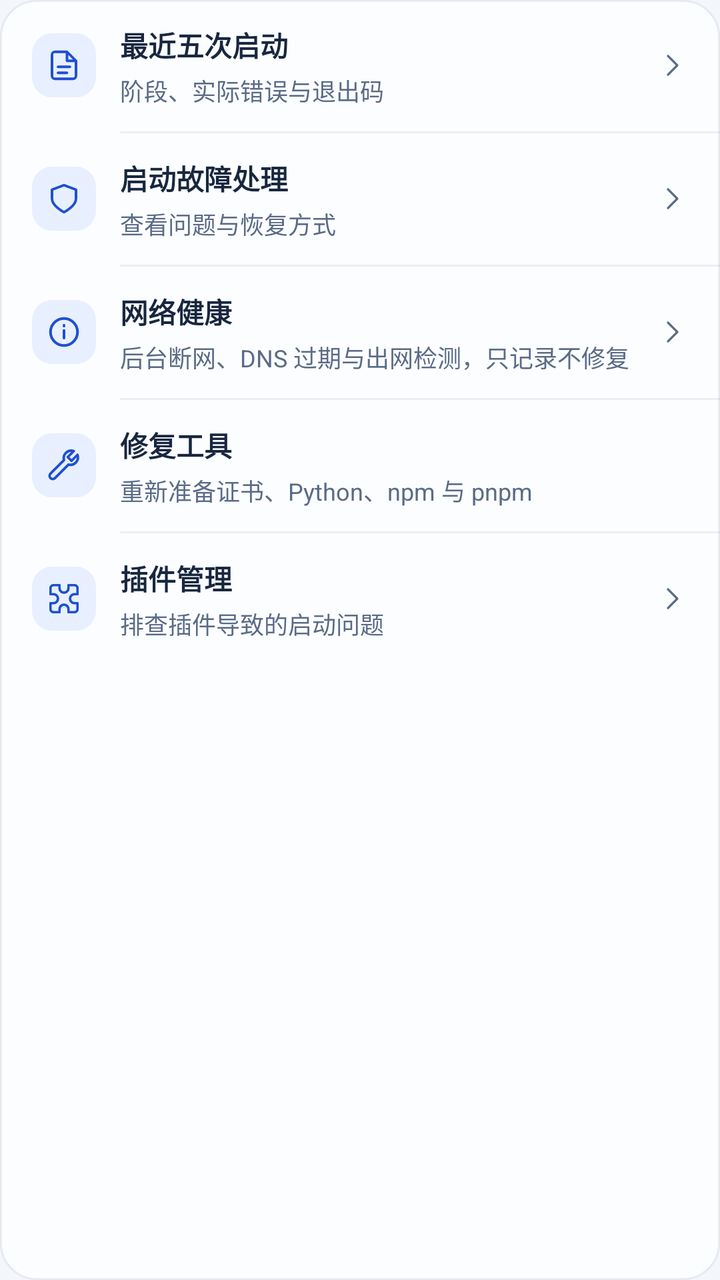
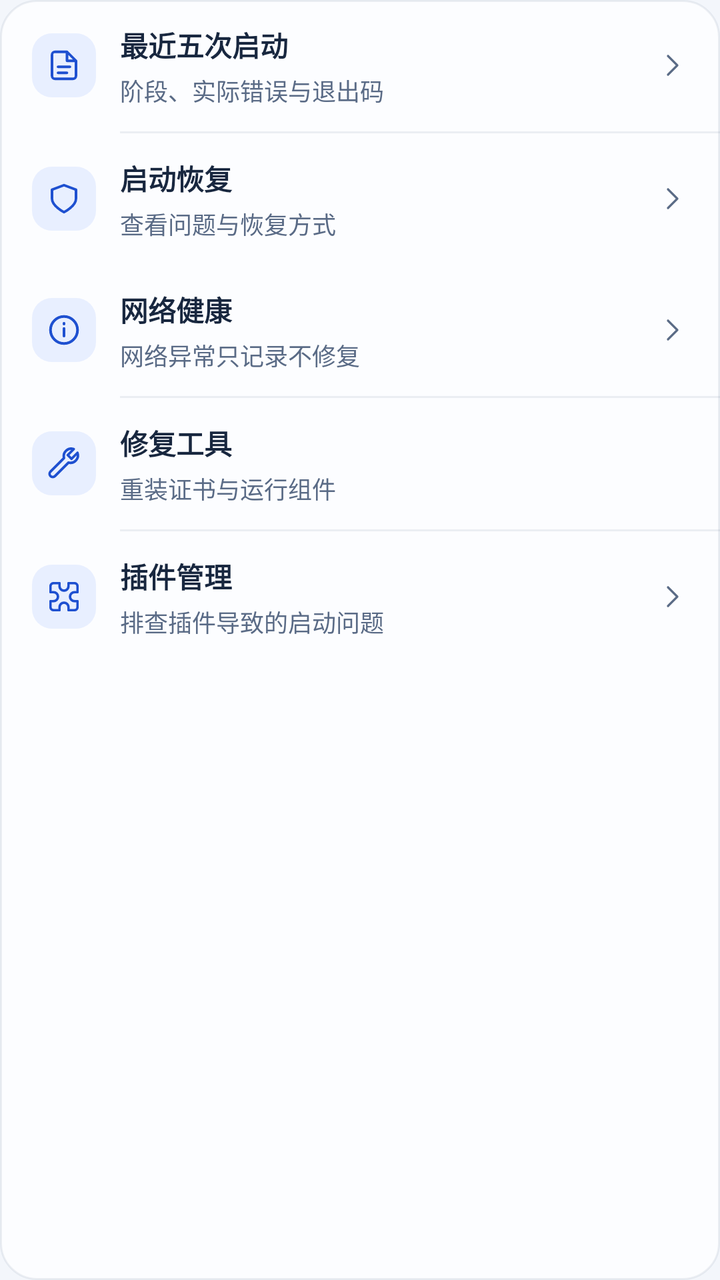

An Android layout rendered at two revisions. The XML below is the earlier revision; the diff shows what the commit changed to produce the second picture.
<!-- AndroidManifest.xml: application theme Theme.DeepseekHarness -->
<!-- res/layout/diagnostic_tools.xml -->
<?xml version="1.0" encoding="utf-8"?>
<LinearLayout xmlns:android="http://schemas.android.com/apk/res/android" xmlns:app="http://schemas.android.com/apk/res-auto" style="@style/ShellCard" android:layout_width="match_parent" android:layout_height="wrap_content" android:orientation="vertical">
  <LinearLayout android:id="@+id/diagnostic_history" style="@style/ShellRow" android:layout_width="match_parent" android:layout_height="wrap_content">
    <ImageView style="@style/ShellRowIcon" android:layout_width="@dimen/shell_row_icon" android:layout_height="@dimen/shell_row_icon" android:contentDescription="@null" android:src="@drawable/ic_recovery_document" />
    <LinearLayout android:layout_width="0dp" android:layout_height="wrap_content" android:layout_marginStart="12dp" android:layout_weight="1" android:orientation="vertical">
      <TextView style="@style/ShellRowTitle" android:layout_width="match_parent" android:layout_height="wrap_content" android:text="@string/ui134_recent_startups" />
      <TextView style="@style/ShellRowSub" android:layout_width="match_parent" android:layout_height="wrap_content" android:layout_marginTop="4dp" android:text="@string/ui134_recent_startups_sub" />
    </LinearLayout>
    <ImageView android:layout_width="@dimen/shell_row_chevron" android:layout_height="@dimen/shell_row_chevron" android:contentDescription="@null" android:importantForAccessibility="no" android:src="@drawable/ic_ui2_chevron" app:tint="@color/shell_text_muted" />
  </LinearLayout>
  <View style="@style/ShellDivider" android:layout_marginStart="60dp" />
  <LinearLayout android:id="@+id/diagnostic_recovery" style="@style/ShellRow" android:layout_width="match_parent" android:layout_height="wrap_content">
    <ImageView style="@style/ShellRowIcon" android:layout_width="@dimen/shell_row_icon" android:layout_height="@dimen/shell_row_icon" android:contentDescription="@null" android:src="@drawable/ic_recovery_shield" />
    <LinearLayout android:layout_width="0dp" android:layout_height="wrap_content" android:layout_marginStart="12dp" android:layout_weight="1" android:orientation="vertical">
      <TextView style="@style/ShellRowTitle" android:layout_width="match_parent" android:layout_height="wrap_content" android:text="@string/ui134_startup_recovery" />
      <TextView style="@style/ShellRowSub" android:layout_width="match_parent" android:layout_height="wrap_content" android:layout_marginTop="4dp" android:text="@string/ui134_startup_recovery_sub" />
    </LinearLayout>
    <ImageView android:layout_width="@dimen/shell_row_chevron" android:layout_height="@dimen/shell_row_chevron" android:contentDescription="@null" android:importantForAccessibility="no" android:src="@drawable/ic_ui2_chevron" app:tint="@color/shell_text_muted" />
  </LinearLayout>
  <View style="@style/ShellDivider" android:layout_marginStart="60dp" />
  <LinearLayout android:id="@+id/diagnostic_network" style="@style/ShellRow" android:layout_width="match_parent" android:layout_height="wrap_content">
    <ImageView style="@style/ShellRowIcon" android:layout_width="@dimen/shell_row_icon" android:layout_height="@dimen/shell_row_icon" android:contentDescription="@null" android:src="@drawable/ic_onb_info" />
    <LinearLayout android:layout_width="0dp" android:layout_height="wrap_content" android:layout_marginStart="12dp" android:layout_weight="1" android:orientation="vertical">
      <TextView style="@style/ShellRowTitle" android:layout_width="match_parent" android:layout_height="wrap_content" android:text="@string/nh_title" />
      <TextView style="@style/ShellRowSub" android:layout_width="match_parent" android:layout_height="wrap_content" android:layout_marginTop="4dp" android:text="@string/nh_sub" />
    </LinearLayout>
    <ImageView android:layout_width="@dimen/shell_row_chevron" android:layout_height="@dimen/shell_row_chevron" android:contentDescription="@null" android:importantForAccessibility="no" android:src="@drawable/ic_ui2_chevron" app:tint="@color/shell_text_muted" />
  </LinearLayout>
  <View style="@style/ShellDivider" android:layout_marginStart="60dp" />
  <LinearLayout android:id="@+id/diagnostic_repair" style="@style/ShellRow" android:layout_width="match_parent" android:layout_height="wrap_content">
    <ImageView style="@style/ShellRowIcon" android:layout_width="@dimen/shell_row_icon" android:layout_height="@dimen/shell_row_icon" android:contentDescription="@null" android:src="@drawable/ic_recovery_wrench" />
    <LinearLayout android:layout_width="0dp" android:layout_height="wrap_content" android:layout_marginStart="12dp" android:layout_weight="1" android:orientation="vertical">
      <TextView style="@style/ShellRowTitle" android:layout_width="match_parent" android:layout_height="wrap_content" android:text="@string/ui_m0060" />
      <TextView style="@style/ShellRowSub" android:layout_width="match_parent" android:layout_height="wrap_content" android:layout_marginTop="4dp" android:text="@string/diag248_repair_sub" />
    </LinearLayout>
  </LinearLayout>
  <View style="@style/ShellDivider" android:layout_marginStart="60dp" />
  <LinearLayout android:id="@+id/diagnostic_plugins" style="@style/ShellRow" android:layout_width="match_parent" android:layout_height="wrap_content">
    <ImageView style="@style/ShellRowIcon" android:layout_width="@dimen/shell_row_icon" android:layout_height="@dimen/shell_row_icon" android:contentDescription="@null" android:src="@drawable/ic_plugins" />
    <LinearLayout android:layout_width="0dp" android:layout_height="wrap_content" android:layout_marginStart="12dp" android:layout_weight="1" android:orientation="vertical">
      <TextView style="@style/ShellRowTitle" android:layout_width="match_parent" android:layout_height="wrap_content" android:text="@string/diag248_plugins" />
      <TextView style="@style/ShellRowSub" android:layout_width="match_parent" android:layout_height="wrap_content" android:layout_marginTop="4dp" android:text="@string/diag248_plugins_sub" />
    </LinearLayout>
    <ImageView android:layout_width="@dimen/shell_row_chevron" android:layout_height="@dimen/shell_row_chevron" android:contentDescription="@null" android:importantForAccessibility="no" android:src="@drawable/ic_ui2_chevron" app:tint="@color/shell_text_muted" />
  </LinearLayout>
</LinearLayout>
<!-- resources referenced by this layout -->
<resources>
  <color name="shell_text_muted">#5A6B86</color>
  <dimen name="shell_row_chevron">16dp</dimen>
  <dimen name="shell_row_icon">32dp</dimen>
  <string name="diag248_plugins">插件管理</string>
  <string name="diag248_plugins_sub">排查插件导致的启动问题</string>
  <string name="diag248_repair_sub">重新准备证书、Python、npm 与 pnpm</string>
  <string name="nh_sub">后台断网、DNS 过期与出网检测，只记录不修复</string>
  <string name="nh_title">网络健康</string>
  <string name="ui134_recent_startups">最近五次启动</string>
  <string name="ui134_recent_startups_sub">阶段、实际错误与退出码</string>
  <string name="ui134_startup_recovery">启动故障处理</string>
  <string name="ui134_startup_recovery_sub">查看问题与恢复方式</string>
  <string name="ui_m0060" formatted="false">"修复工具"</string>
  <style name="Theme.DeepseekHarness" parent="Theme.DSHA.Base">
          <item name="android:windowLightStatusBar">true</item>
      </style>
  <color name="text">#18273F</color>
  <dimen name="shell_row_pad_h">16dp</dimen>
  <color name="shell_line">#131D3A60</color>
  <dimen name="shell_row_min_height">56dp</dimen>
  <dimen name="shell_row_pad_v">12dp</dimen>
  <dimen name="shell_row_icon_pad">7dp</dimen>
  <dimen name="shell_row_sub">12sp</dimen>
  <dimen name="shell_row_title">14sp</dimen>
  <color name="shell_text">#18273F</color>
  <dimen name="shell_launch_radius_card">18dp</dimen>
  <color name="text_secondary">#50617A</color>
  <color name="line">#131D3A60</color>
  <color name="err">#AF404B</color>
  <color name="error_on">#FFFFFF</color>
  <color name="text_muted">#5A6B86</color>
  <style name="Widget.DSHA.Switch" parent="Widget.Material3.CompoundButton.MaterialSwitch">
          <item name="android:textColor">@color/button_text</item>
      </style>
  <color name="pal_standard_primary">#1E50D0</color>
  <color name="pal_standard_primary_dark">#1A46B8</color>
  <color name="pal_standard_accent_on">#FFFFFF</color>
  <color name="pal_standard_ripple">#141E50D0</color>
  <color name="pal_standard_logo_top">#E8EFFF</color>
  <color name="pal_standard_terminal_accent">#1E50D0</color>
  <color name="pal_standard_terminal_accent_bg">#E8EFFF</color>
  <color name="pal_standard_terminal_accent_soft_2">#DBE7FF</color>
  <color name="pal_standard_terminal_accent_line">#B9CCF4</color>
  <color name="pal_standard_terminal_on_accent">#FFFFFF</color>
  <color name="pal_standard_terminal_ripple">#1F1E50D0</color>
  <color name="pal_standard_terminal_state_idle">#1E50D0</color>
  <color name="pal_standard_shell_accent">#1E50D0</color>
  <color name="pal_standard_shell_accent_soft">#141E50D0</color>
  <color name="pal_standard_shell_accent_tonal">#1F1E50D0</color>
  <color name="pal_standard_shell_on_accent">#FFFFFF</color>
  <color name="pal_standard_shell_nav_ripple">#141E50D0</color>
  <color name="pal_standard_onb_accent_line">#471E50D0</color>
  <color name="pal_standard_surface">#F3F6FB</color>
  <color name="pal_standard_card">#FCFDFF</color>
  <color name="pal_standard_raised">#E7EDF6</color>
  <color name="pal_standard_disabled">#E7EDF6</color>
  <color name="pal_standard_preview">#E7EDF6</color>
  <color name="pal_standard_shell_bg">#F3F6FB</color>
  <color name="pal_standard_shell_surface">#FCFDFF</color>
  <color name="pal_standard_shell_raised">#E7EDF6</color>
  <color name="pal_standard_shell_nav_bg">#FCFDFF</color>
  <color name="pal_standard_shell_glass">#E0FAFCFF</color>
  <color name="pal_standard_terminal_panel">#FFFFFF</color>
  <color name="pal_standard_terminal_panel_card">#F7F9FD</color>
  <color name="pal_standard_terminal_raised">#EAEFF7</color>
  <color name="pal_standard_terminal_tile">#F1F4F9</color>
  <color name="pal_standard_terminal_tile_pressed">#E6EBF3</color>
  <style name="Shape.DSHA.Dialog" parent="">
          <item name="cornerFamily">rounded</item>
          <item name="cornerSize">24dp</item>
      </style>
  <dimen name="radius_control">13dp</dimen>
  <dimen name="stroke">1dp</dimen>
  <!-- unchanged entries left out for length: 29 -->
</resources>

<!-- the commit's change to res/layout/diagnostic_tools.xml (unified diff, before → after) -->
@@ -1,46 +1,49 @@
 <?xml version="1.0" encoding="utf-8"?>
 <LinearLayout xmlns:android="http://schemas.android.com/apk/res/android" xmlns:app="http://schemas.android.com/apk/res-auto" style="@style/ShellCard" android:layout_width="match_parent" android:layout_height="wrap_content" android:orientation="vertical">
-  <LinearLayout android:id="@+id/diagnostic_history" style="@style/ShellRow" android:layout_width="match_parent" android:layout_height="wrap_content">
-    <ImageView style="@style/ShellRowIcon" android:layout_width="@dimen/shell_row_icon" android:layout_height="@dimen/shell_row_icon" android:contentDescription="@null" android:src="@drawable/ic_recovery_document" />
-    <LinearLayout android:layout_width="0dp" android:layout_height="wrap_content" android:layout_marginStart="12dp" android:layout_weight="1" android:orientation="vertical">
-      <TextView style="@style/ShellRowTitle" android:layout_width="match_parent" android:layout_height="wrap_content" android:text="@string/ui134_recent_startups" />
-      <TextView style="@style/ShellRowSub" android:layout_width="match_parent" android:layout_height="wrap_content" android:layout_marginTop="4dp" android:text="@string/ui134_recent_startups_sub" />
+  <LinearLayout android:id="@+id/diagnostic_tools_startup" android:layout_width="match_parent" android:layout_height="wrap_content" android:orientation="vertical">
+    <LinearLayout android:id="@+id/diagnostic_history" style="@style/ShellRow" android:layout_width="match_parent" android:layout_height="wrap_content">
+      <ImageView style="@style/ShellRowIcon" android:layout_width="@dimen/shell_row_icon" android:layout_height="@dimen/shell_row_icon" android:contentDescription="@null" android:src="@drawable/ic_recovery_document" />
+      <LinearLayout android:layout_width="0dp" android:layout_height="wrap_content" android:layout_marginStart="12dp" android:layout_weight="1" android:orientation="vertical">
+        <TextView style="@style/ShellRowTitle" android:layout_width="match_parent" android:layout_height="wrap_content" android:text="@string/ui134_recent_startups" />
+        <TextView style="@style/ShellRowSub" android:layout_width="match_parent" android:layout_height="wrap_content" android:layout_marginTop="4dp" android:text="@string/ui134_recent_startups_sub" />
+      </LinearLayout>
+      <ImageView android:layout_width="@dimen/shell_row_chevron" android:layout_height="@dimen/shell_row_chevron" android:contentDescription="@null" android:importantForAccessibility="no" android:src="@drawable/ic_ui2_chevron" app:tint="@color/shell_text_muted" />
     </LinearLayout>
-    <ImageView android:layout_width="@dimen/shell_row_chevron" android:layout_height="@dimen/shell_row_chevron" android:contentDescription="@null" android:importantForAccessibility="no" android:src="@drawable/ic_ui2_chevron" app:tint="@color/shell_text_muted" />
-  </LinearLayout>
-  <View style="@style/ShellDivider" android:layout_marginStart="60dp" />
-  <LinearLayout android:id="@+id/diagnostic_recovery" style="@style/ShellRow" android:layout_width="match_parent" android:layout_height="wrap_content">
-    <ImageView style="@style/ShellRowIcon" android:layout_width="@dimen/shell_row_icon" android:layout_height="@dimen/shell_row_icon" android:contentDescription="@null" android:src="@drawable/ic_recovery_shield" />
-    <LinearLayout android:layout_width="0dp" android:layout_height="wrap_content" android:layout_marginStart="12dp" android:layout_weight="1" android:orientation="vertical">
-      <TextView style="@style/ShellRowTitle" android:layout_width="match_parent" android:layout_height="wrap_content" android:text="@string/ui134_startup_recovery" />
-      <TextView style="@style/ShellRowSub" android:layout_width="match_parent" android:layout_height="wrap_content" android:layout_marginTop="4dp" android:text="@string/ui134_startup_recovery_sub" />
-    </LinearLayout>
-    <ImageView android:layout_width="@dimen/shell_row_chevron" android:layout_height="@dimen/shell_row_chevron" android:contentDescription="@null" android:importantForAccessibility="no" android:src="@drawable/ic_ui2_chevron" app:tint="@color/shell_text_muted" />
-  </LinearLayout>
-  <View style="@style/ShellDivider" android:layout_marginStart="60dp" />
-  <LinearLayout android:id="@+id/diagnostic_network" style="@style/ShellRow" android:layout_width="match_parent" android:layout_height="wrap_content">
-    <ImageView style="@style/ShellRowIcon" android:layout_width="@dimen/shell_row_icon" android:layout_height="@dimen/shell_row_icon" android:contentDescription="@null" android:src="@drawable/ic_onb_info" />
-    <LinearLayout android:layout_width="0dp" android:layout_height="wrap_content" android:layout_marginStart="12dp" android:layout_weight="1" android:orientation="vertical">
-      <TextView style="@style/ShellRowTitle" android:layout_width="match_parent" android:layout_height="wrap_content" android:text="@string/nh_title" />
-      <TextView style="@style/ShellRowSub" android:layout_width="match_parent" android:layout_height="wrap_content" android:layout_marginTop="4dp" android:text="@string/nh_sub" />
-    </LinearLayout>
-    <ImageView android:layout_width="@dimen/shell_row_chevron" android:layout_height="@dimen/shell_row_chevron" android:contentDescription="@null" android:importantForAccessibility="no" android:src="@drawable/ic_ui2_chevron" app:tint="@color/shell_text_muted" />
-  </LinearLayout>
-  <View style="@style/ShellDivider" android:layout_marginStart="60dp" />
-  <LinearLayout android:id="@+id/diagnostic_repair" style="@style/ShellRow" android:layout_width="match_parent" android:layout_height="wrap_content">
-    <ImageView style="@style/ShellRowIcon" android:layout_width="@dimen/shell_row_icon" android:layout_height="@dimen/shell_row_icon" android:contentDescription="@null" android:src="@drawable/ic_recovery_wrench" />
-    <LinearLayout android:layout_width="0dp" android:layout_height="wrap_content" android:layout_marginStart="12dp" android:layout_weight="1" android:orientation="vertical">
-      <TextView style="@style/ShellRowTitle" android:layout_width="match_parent" android:layout_height="wrap_content" android:text="@string/ui_m0060" />
-      <TextView style="@style/ShellRowSub" android:layout_width="match_parent" android:layout_height="wrap_content" android:layout_marginTop="4dp" android:text="@string/diag248_repair_sub" />
+    <View style="@style/ShellDivider" android:layout_marginStart="60dp" />
+    <LinearLayout android:id="@+id/diagnostic_recovery" style="@style/ShellRow" android:layout_width="match_parent" android:layout_height="wrap_content">
+      <ImageView style="@style/ShellRowIcon" android:layout_width="@dimen/shell_row_icon" android:layout_height="@dimen/shell_row_icon" android:contentDescription="@null" android:src="@drawable/ic_recovery_shield" />
+      <LinearLayout android:layout_width="0dp" android:layout_height="wrap_content" android:layout_marginStart="12dp" android:layout_weight="1" android:orientation="vertical">
+        <TextView style="@style/ShellRowTitle" android:layout_width="match_parent" android:layout_height="wrap_content" android:text="@string/ui134_startup_recovery" />
+        <TextView style="@style/ShellRowSub" android:layout_width="match_parent" android:layout_height="wrap_content" android:layout_marginTop="4dp" android:text="@string/ui134_startup_recovery_sub" />
+      </LinearLayout>
+      <ImageView android:layout_width="@dimen/shell_row_chevron" android:layout_height="@dimen/shell_row_chevron" android:contentDescription="@null" android:importantForAccessibility="no" android:src="@drawable/ic_ui2_chevron" app:tint="@color/shell_text_muted" />
     </LinearLayout>
   </LinearLayout>
-  <View style="@style/ShellDivider" android:layout_marginStart="60dp" />
-  <LinearLayout android:id="@+id/diagnostic_plugins" style="@style/ShellRow" android:layout_width="match_parent" android:layout_height="wrap_content">
-    <ImageView style="@style/ShellRowIcon" android:layout_width="@dimen/shell_row_icon" android:layout_height="@dimen/shell_row_icon" android:contentDescription="@null" android:src="@drawable/ic_plugins" />
-    <LinearLayout android:layout_width="0dp" android:layout_height="wrap_content" android:layout_marginStart="12dp" android:layout_weight="1" android:orientation="vertical">
-      <TextView style="@style/ShellRowTitle" android:layout_width="match_parent" android:layout_height="wrap_content" android:text="@string/diag248_plugins" />
-      <TextView style="@style/ShellRowSub" android:layout_width="match_parent" android:layout_height="wrap_content" android:layout_marginTop="4dp" android:text="@string/diag248_plugins_sub" />
+  <LinearLayout android:id="@+id/diagnostic_tools_network" android:layout_width="match_parent" android:layout_height="wrap_content" android:orientation="vertical">
+    <LinearLayout android:id="@+id/diagnostic_network" style="@style/ShellRow" android:layout_width="match_parent" android:layout_height="wrap_content">
+      <ImageView style="@style/ShellRowIcon" android:layout_width="@dimen/shell_row_icon" android:layout_height="@dimen/shell_row_icon" android:contentDescription="@null" android:src="@drawable/ic_onb_info" />
+      <LinearLayout android:layout_width="0dp" android:layout_height="wrap_content" android:layout_marginStart="12dp" android:layout_weight="1" android:orientation="vertical">
+        <TextView style="@style/ShellRowTitle" android:layout_width="match_parent" android:layout_height="wrap_content" android:text="@string/nh_title" />
+        <TextView style="@style/ShellRowSub" android:layout_width="match_parent" android:layout_height="wrap_content" android:layout_marginTop="4dp" android:text="@string/nh_sub" />
+      </LinearLayout>
+      <ImageView android:layout_width="@dimen/shell_row_chevron" android:layout_height="@dimen/shell_row_chevron" android:contentDescription="@null" android:importantForAccessibility="no" android:src="@drawable/ic_ui2_chevron" app:tint="@color/shell_text_muted" />
     </LinearLayout>
-    <ImageView android:layout_width="@dimen/shell_row_chevron" android:layout_height="@dimen/shell_row_chevron" android:contentDescription="@null" android:importantForAccessibility="no" android:src="@drawable/ic_ui2_chevron" app:tint="@color/shell_text_muted" />
+    <View style="@style/ShellDivider" android:layout_marginStart="60dp" />
+    <LinearLayout android:id="@+id/diagnostic_repair" style="@style/ShellRow" android:layout_width="match_parent" android:layout_height="wrap_content">
+      <ImageView style="@style/ShellRowIcon" android:layout_width="@dimen/shell_row_icon" android:layout_height="@dimen/shell_row_icon" android:contentDescription="@null" android:src="@drawable/ic_recovery_wrench" />
+      <LinearLayout android:layout_width="0dp" android:layout_height="wrap_content" android:layout_marginStart="12dp" android:layout_weight="1" android:orientation="vertical">
+        <TextView style="@style/ShellRowTitle" android:layout_width="match_parent" android:layout_height="wrap_content" android:text="@string/ui_m0060" />
+        <TextView style="@style/ShellRowSub" android:layout_width="match_parent" android:layout_height="wrap_content" android:layout_marginTop="4dp" android:text="@string/diag248_repair_sub" />
+      </LinearLayout>
+    </LinearLayout>
+    <View style="@style/ShellDivider" android:layout_marginStart="60dp" />
+    <LinearLayout android:id="@+id/diagnostic_plugins" style="@style/ShellRow" android:layout_width="match_parent" android:layout_height="wrap_content">
+      <ImageView style="@style/ShellRowIcon" android:layout_width="@dimen/shell_row_icon" android:layout_height="@dimen/shell_row_icon" android:contentDescription="@null" android:src="@drawable/ic_plugins" />
+      <LinearLayout android:layout_width="0dp" android:layout_height="wrap_content" android:layout_marginStart="12dp" android:layout_weight="1" android:orientation="vertical">
+        <TextView style="@style/ShellRowTitle" android:layout_width="match_parent" android:layout_height="wrap_content" android:text="@string/diag248_plugins" />
+        <TextView style="@style/ShellRowSub" android:layout_width="match_parent" android:layout_height="wrap_content" android:layout_marginTop="4dp" android:text="@string/diag248_plugins_sub" />
+      </LinearLayout>
+      <ImageView android:layout_width="@dimen/shell_row_chevron" android:layout_height="@dimen/shell_row_chevron" android:contentDescription="@null" android:importantForAccessibility="no" android:src="@drawable/ic_ui2_chevron" app:tint="@color/shell_text_muted" />
+    </LinearLayout>
   </LinearLayout>
 </LinearLayout>
<!-- resource entries referenced after the edit -->
@@ -5,12 +5,12 @@
   <dimen name="shell_row_icon">32dp</dimen>
   <string name="diag248_plugins">插件管理</string>
   <string name="diag248_plugins_sub">排查插件导致的启动问题</string>
-  <string name="diag248_repair_sub">重新准备证书、Python、npm 与 pnpm</string>
-  <string name="nh_sub">后台断网、DNS 过期与出网检测，只记录不修复</string>
+  <string name="diag248_repair_sub">重装证书与运行组件</string>
+  <string name="nh_sub">网络异常只记录不修复</string>
   <string name="nh_title">网络健康</string>
   <string name="ui134_recent_startups">最近五次启动</string>
   <string name="ui134_recent_startups_sub">阶段、实际错误与退出码</string>
-  <string name="ui134_startup_recovery">启动故障处理</string>
+  <string name="ui134_startup_recovery">启动恢复</string>
   <string name="ui134_startup_recovery_sub">查看问题与恢复方式</string>
   <string name="ui_m0060" formatted="false">"修复工具"</string>
   <style name="Theme.DeepseekHarness" parent="Theme.DSHA.Base">
@@ -33,6 +33,8 @@
   <color name="text_muted">#5A6B86</color>
   <style name="Widget.DSHA.Switch" parent="Widget.Material3.CompoundButton.MaterialSwitch">
           <item name="android:textColor">@color/button_text</item>
+          
+          <item name="trackTint">@color/switch_track_fill</item>
       </style>
   <color name="pal_standard_primary">#1E50D0</color>
   <color name="pal_standard_primary_dark">#1A46B8</color>
